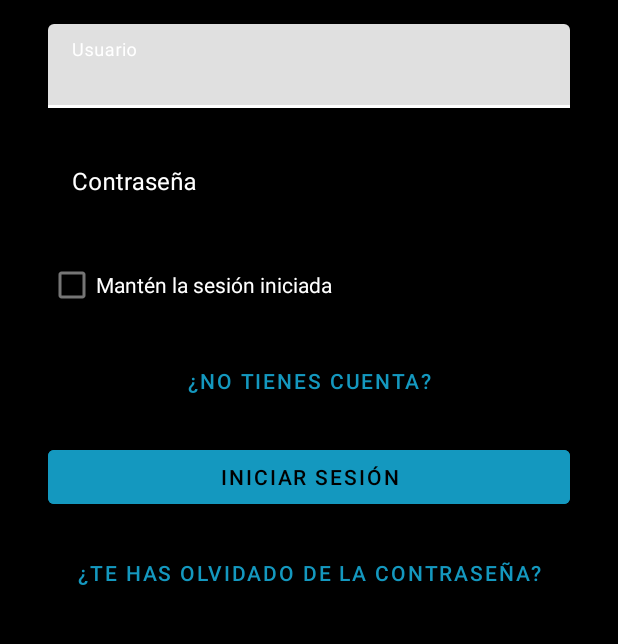
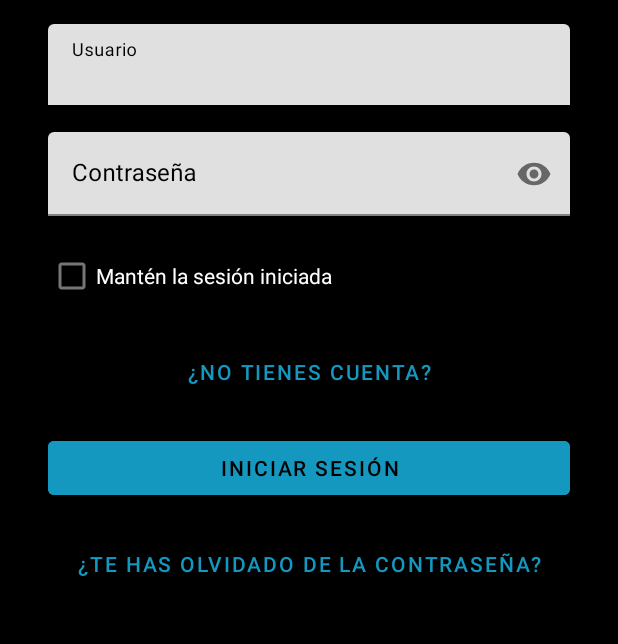
Before and after one commit to Lapiszss01/Proyecto-final-DAM, an Android app: the screen it shows after launch (MainActivity), on a phone screen of 412 x 824 dp, the part 273-917 px from its top. Run offline under Robolectric (Android 15) with nearby library versions, the phone set to English and light mode, and no system bars.

Commit message:
Colorcitos

```diff
--- a/app/src/main/res/layout/activity_main.xml
+++ b/app/src/main/res/layout/activity_main.xml
@@ -28,7 +28,7 @@
             android:layout_marginTop="16dp"
             android:layout_marginBottom="16dp"
             android:hint="Usuario"
-            android:textColorHint="@color/Letters">
+            android:textColorHint="@color/blackBackground">
 
             <com.google.android.material.textfield.TextInputEditText
 
@@ -40,12 +40,12 @@
         </com.google.android.material.textfield.TextInputLayout>
 
         <com.google.android.material.textfield.TextInputLayout
-            style="@style/Widget.MaterialComponents.TextInputLayout.OutlinedBox"
+            style="MyTextInputLayout_overlay"
             android:layout_width="match_parent"
             android:layout_height="wrap_content"
             android:hint="Contraseña"
             app:passwordToggleEnabled="true"
-            android:textColorHint="@color/Letters">
+            android:textColorHint="@color/blackBackground">
 
             <com.google.android.material.textfield.TextInputEditText
                 android:id="@+id/etPassword"
--- a/app/src/main/res/values/colors.xml
+++ b/app/src/main/res/values/colors.xml
@@ -1,13 +1,13 @@
 <?xml version="1.0" encoding="utf-8"?>
 <resources>
     <color name="purple_200">#FFBB86FC</color>
-    <color name="purple_500">#FFFFFFFF</color>
+    <color name="purple_500">#FF000000</color>
     <color name="purple_700">#1498BF</color>
     <color name="teal_200">#FF03DAC5</color>
     <color name="teal_700">#FF018786</color>
     <color name="black">#FF000000</color>
-    <color name="dark_grey">#FFFFFFFF</color>
-    <color name="white">#FFFFFFFF</color>
+    <color name="dark_grey">#FF000000</color>
+    <color name="white">#FF000000</color>
     <color name="aa">#EF2121</color>
 
     <color name="blackBackground">#FF000000</color>
```
Also changed, not shown: app/src/main/res/values/styles.xml (+4 -3 lines).
